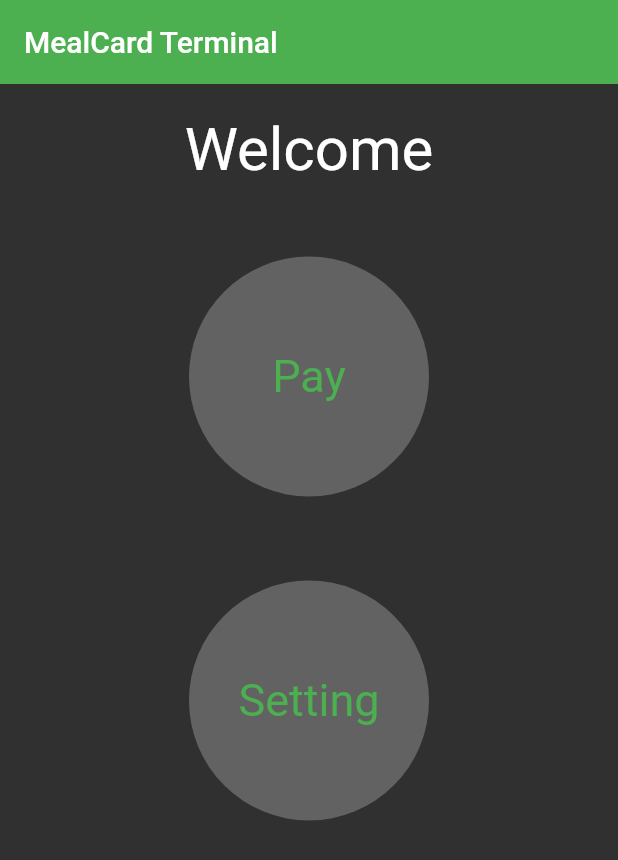
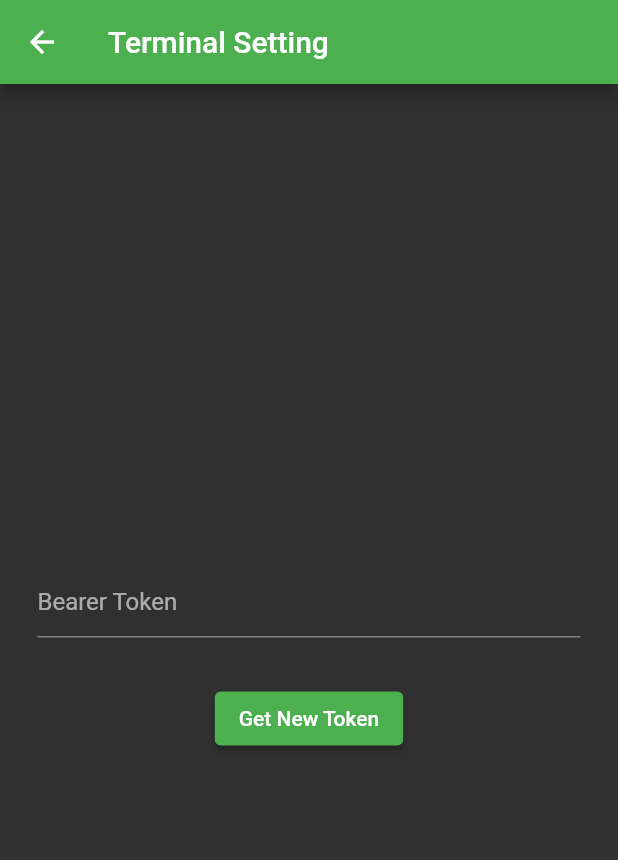
Before and after one commit to ikerepeks/payscanner, a Flutter app: the screen it shows after launch, after a tap on "Setting", on a phone screen of 412 x 824 dp. Shown: the top 860 px of the screen. Run offline on Flutter 3.47's test engine with Material 2 defaults, Android fonts, the phone set to English and light mode, and no system bars.

Commit message:
Finished route and setting page UI

```diff
--- a/lib/main.dart
+++ b/lib/main.dart
@@ -1,5 +1,6 @@
 import 'package:flutter/material.dart';
 import 'package:payscanner/pay.dart';
+import 'package:payscanner/setting.dart';
 
 void main() {
   runApp(MyApp());
@@ -67,7 +68,13 @@ class MyHomePage extends StatelessWidget {
                     height: 40.0,
                   ),
                   TextButton(
-                    onPressed: () => {},
+                    onPressed: () => {
+                      Navigator.push(
+                          context,
+                          MaterialPageRoute(
+                            builder: (context) => Setting(),
+                          ))
+                    },
                     child: CircleAvatar(
                       maxRadius: 80,
                       backgroundColor: Colors.white24,
--- /dev/null
+++ b/lib/setting.dart
@@ -0,0 +1,38 @@
+import 'package:flutter/material.dart';
+
+class Setting extends StatelessWidget {
+  @override
+  Widget build(BuildContext context) {
+    return Scaffold(
+      appBar: AppBar(
+        backgroundColor: Colors.green,
+        title: Text("Terminal Setting"),
+      ),
+      body: Padding(
+        padding: const EdgeInsets.all(25.0),
+        child: Center(
+          child: Column(
+            mainAxisAlignment: MainAxisAlignment.center,
+            children: [
+              TextField(
+                readOnly: true,
+                decoration: InputDecoration(hintText: "Bearer Token"),
+              ),
+              SizedBox(
+                height: 30.0,
+              ),
+              ElevatedButton(
+                style: ButtonStyle(
+                  backgroundColor:
+                      MaterialStateProperty.all<Color>(Colors.green),
+                ),
+                onPressed: () {},
+                child: Text("Get New Token"),
+              )
+            ],
+          ),
+        ),
+      ),
+    );
+  }
+}
```
